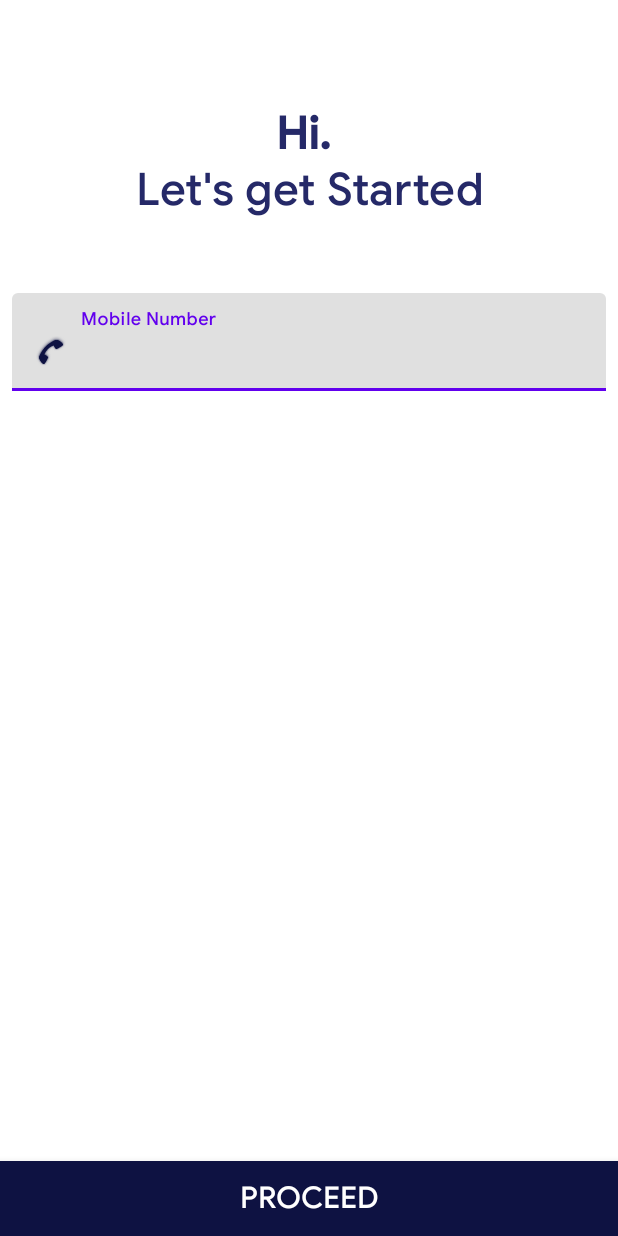
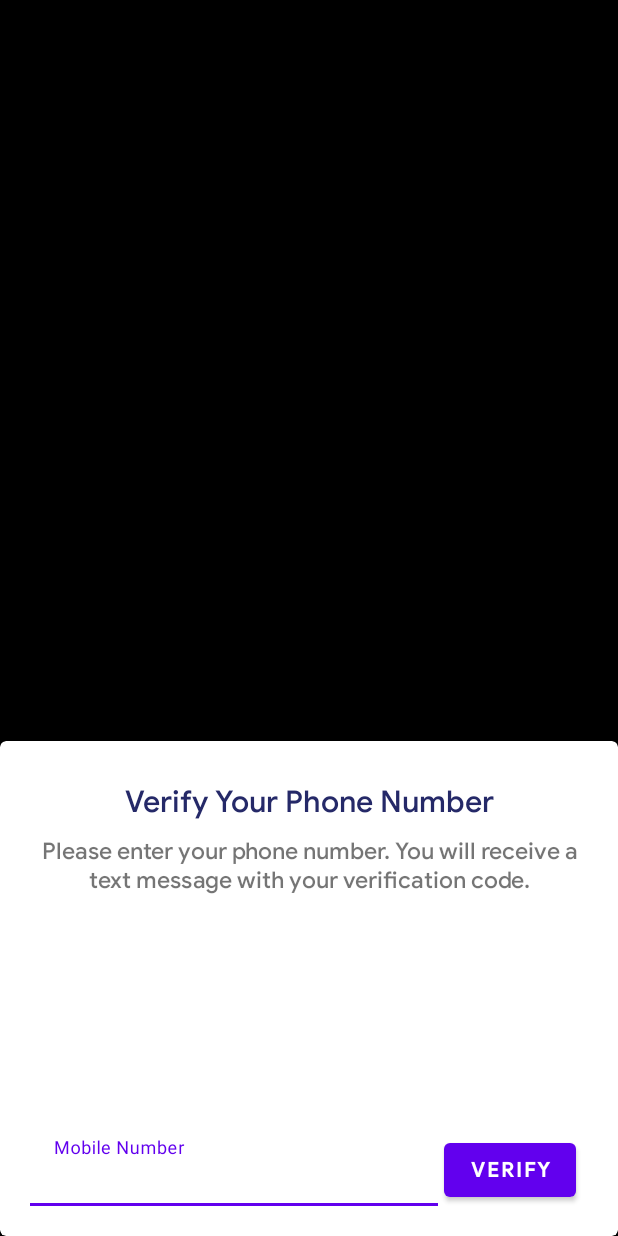
Before and after one commit to JimeshSolanki/BuyBack, an Android app: the LoginActivity screen opened directly, with no data from a screen before it, on a phone screen of 412 x 824 dp. Run offline under Robolectric (Android 15) with nearby library versions, the phone set to English and light mode, and no system bars.

```diff
--- a/app/build.gradle
+++ b/app/build.gradle
@@ -15,6 +15,10 @@ android {
             minifyEnabled false
             proguardFiles getDefaultProguardFile('proguard-android.txt'), 'proguard-rules.pro'
         }
+    }
+
+    dataBinding{
+        enabled = true
     }
 }
 
@@ -37,8 +41,5 @@ dependencies {
     // Glide Library
     implementation 'com.github.bumptech.glide:glide:4.8.0'
 
-    implementation "android.arch.navigation:navigation-fragment:1.0.0-rc01"
-    implementation "android.arch.navigation:navigation-ui:1.0.0-rc01"
-
     annotationProcessor 'com.github.bumptech.glide:compiler:4.8.0'
 }
--- a/app/src/main/java/com/campbuyback/buyback/activity/SplashScreen.java
+++ b/app/src/main/java/com/campbuyback/buyback/activity/SplashScreen.java
@@ -1,12 +1,12 @@
 package com.campbuyback.buyback.activity;
 
+import android.content.Intent;
 import android.os.Bundle;
 import android.view.View;
 import android.widget.TextView;
 
 import com.campbuyback.buyback.R;
 import com.campbuyback.buyback.common.BaseActivity;
-import com.campbuyback.buyback.util.AppConstant;
 
 public class SplashScreen extends BaseActivity {
 
@@ -22,12 +22,12 @@ public class SplashScreen extends BaseActivity {
         tv_copyright.setOnClickListener(new View.OnClickListener() {
             @Override
             public void onClick(View v) {
-//                startActivity(new Intent(SplashScreen.this, MainActivity.class));
+                startActivity(new Intent(SplashScreen.this, LoginActivity.class));
 
-                setToast(AppConstant.TOAST_SUCCESS, "This is Success Message", true);
-                setToast(AppConstant.TOAST_INFO, "This is Information Message", true);
-                setToast(AppConstant.TOAST_WARNING, "This is Warning Message", true);
-                setToast(AppConstant.TOAST_ERROR, "This is Error Message", true);
+//                setToast(AppConstant.TOAST_SUCCESS, "This is Success Message", true);
+//                setToast(AppConstant.TOAST_INFO, "This is Information Message", true);
+//                setToast(AppConstant.TOAST_WARNING, "This is Warning Message", true);
+//                setToast(AppConstant.TOAST_ERROR, "This is Error Message", true);
             }
         });
     }
--- a/app/src/main/res/layout/activity_login.xml
+++ b/app/src/main/res/layout/activity_login.xml
@@ -4,69 +4,101 @@
     xmlns:tools="http://schemas.android.com/tools"
     android:layout_width="match_parent"
     android:layout_height="match_parent"
-    android:background="@android:color/white"
+    android:background="@android:color/background_dark"
     tools:context=".activity.LoginActivity">
 
-    <TextView
-        android:id="@+id/tv_login_header"
-        style="@style/TextViewStyle"
+    <LinearLayout
+        android:layout_width="match_parent"
+        android:layout_height="match_parent"
+        android:orientation="vertical"
+        app:layout_constraintBottom_toBottomOf="parent"
+        app:layout_constraintEnd_toEndOf="parent"
+        app:layout_constraintStart_toStartOf="parent"
+        app:layout_constraintTop_toTopOf="parent">
+
+        <ImageView
+            android:layout_width="match_parent"
+            android:layout_height="0dp"
+            android:layout_weight="0.6"
+            android:contentDescription="@string/app_name"
+            android:scaleType="fitXY" />
+
+        <com.google.android.material.card.MaterialCardView
+            android:layout_width="match_parent"
+            android:layout_height="0dp"
+            android:layout_weight="0.4"
+            app:cardElevation="@dimen/_20dp">
+
+            <androidx.constraintlayout.widget.ConstraintLayout
+                android:layout_width="match_parent"
+                android:layout_height="match_parent"
+                android:padding="@dimen/_20dp">
+
+                <androidx.appcompat.widget.AppCompatTextView
+                    android:id="@+id/tv_title_phone_number"
+                    style="@style/TextInputEditTextStyle"
+                    android:layout_width="match_parent"
+                    android:layout_height="25dp"
+                    android:layout_marginTop="8dp"
+                    android:gravity="center"
+                    android:text="Verify Your Phone Number"
+                    android:textSize="@dimen/_20sp"
+                    app:layout_constraintEnd_toEndOf="parent"
+                    app:layout_constraintStart_toStartOf="parent"
+                    app:layout_constraintTop_toTopOf="parent"
+                    tools:ignore="HardcodedText" />
+
+                <androidx.appcompat.widget.AppCompatTextView
+                    android:id="@+id/tv_info_phone_number"
                     android:layout_width="match_parent"
                     android:layout_height="wrap_content"
-        android:layout_marginStart="8dp"
-        android:layout_marginTop="@dimen/_70dp"
-        android:layout_marginEnd="8dp"
-        android:layout_marginBottom="@dimen/_50dp"
-        android:text="@string/tv_login_header"
-        android:textSize="@dimen/_30sp"
-        app:layout_constraintBottom_toTopOf="@id/tnl_login_mobile_number"
+                    android:layout_marginTop="@dimen/_10dp"
+                    android:fontFamily="@font/googlesans_medium"
+                    android:gravity="center"
+                    android:text="Please enter your phone number. You will receive a text message with your verification code."
+                    android:textSize="@dimen/_15sp"
                     app:layout_constraintEnd_toEndOf="parent"
                     app:layout_constraintStart_toStartOf="parent"
-        app:layout_constraintTop_toTopOf="parent" />
+                    app:layout_constraintTop_toBottomOf="@id/tv_title_phone_number"
+                    tools:ignore="HardcodedText" />
 
                 <com.google.android.material.textfield.TextInputLayout
-        android:id="@+id/tnl_login_mobile_number"
-        android:layout_width="match_parent"
+                    android:id="@+id/tnl_phone_number"
+                    android:layout_width="0dp"
                     android:layout_height="wrap_content"
-        android:layout_marginStart="@dimen/_8dp"
-        android:layout_marginTop="@dimen/_50dp"
-        android:layout_marginEnd="@dimen/_8dp"
-        android:layout_marginBottom="@dimen/_50dp"
-        android:theme="@style/TextInputEditTextStyle"
-        app:layout_constraintEnd_toEndOf="parent"
-        app:layout_constraintStart_toStartOf="parent"
-        app:layout_constraintTop_toBottomOf="@id/tv_login_header">
+                    app:boxBackgroundColor="@android:color/white"
+                    app:layout_constraintBottom_toBottomOf="parent"
+                    app:layout_constraintEnd_toStartOf="@id/btn_phone_number"
+                    app:layout_constraintStart_toStartOf="parent">
 
                     <com.google.android.material.textfield.TextInputEditText
                         android:layout_width="match_parent"
-            android:layout_height="wrap_content"
-            android:drawableStart="@android:drawable/stat_sys_phone_call"
-            android:drawablePadding="@dimen/_10dp"
-            android:drawableTint="@color/colorPrimaryDark"
-            android:hint="@string/mobile_number"
+                        android:layout_height="match_parent"
+                        android:hint="Mobile Number"
                         android:inputType="numberSigned"
-            android:maxLength="10"
-            android:paddingStart="@dimen/_10dp"
-            android:paddingEnd="@dimen/_10dp"
-            android:textSize="25sp"
-            tools:ignore="RtlSymmetry"
-            tools:targetApi="m" />
+                        android:maxLength="12"
+                        tools:ignore="HardcodedText" />
 
                 </com.google.android.material.textfield.TextInputLayout>
 
-    <TextView
-        android:id="@+id/tv_login_submit"
-        style="@style/TextViewStyle"
-        android:layout_width="match_parent"
-        android:layout_height="@dimen/_50dp"
-        android:layout_margin="0dp"
-        android:background="@color/colorPrimaryDark"
-        android:elevation="@dimen/_8dp"
-        android:gravity="center_horizontal|center_vertical"
-        android:text="@string/proceed"
-        android:textColor="@android:color/white"
-        android:textSize="@dimen/_20sp"
+                <com.google.android.material.button.MaterialButton
+                    android:id="@+id/btn_phone_number"
+                    style="@style/Widget.MaterialComponents.Button"
+                    android:layout_width="wrap_content"
+                    android:layout_height="wrap_content"
+                    android:layout_marginStart="@dimen/_4dp"
+                    android:layout_marginEnd="8dp"
+                    android:fontFamily="@font/googlesans_bold"
+                    android:text="VERIFY"
                     app:layout_constraintBottom_toBottomOf="parent"
                     app:layout_constraintEnd_toEndOf="parent"
-        app:layout_constraintStart_toStartOf="parent" />
+                    app:layout_constraintStart_toEndOf="@id/tnl_phone_number"
+                    tools:ignore="HardcodedText" />
 
             </androidx.constraintlayout.widget.ConstraintLayout>
+
+        </com.google.android.material.card.MaterialCardView>
+
+    </LinearLayout>
+
+</androidx.constraintlayout.widget.ConstraintLayout>
--- a/app/src/main/res/layout/custom_toast.xml
+++ b/app/src/main/res/layout/custom_toast.xml
@@ -39,6 +39,7 @@
                 android:layout_marginStart="@dimen/_4dp"
                 android:layout_marginEnd="@dimen/_20dp"
                 android:ellipsize="end"
+                android:fontFamily="@font/googlesans_medium"
                 android:gravity="center_vertical"
                 android:maxLines="1"
                 android:padding="@dimen/_4dp"
```
Lines whose indentation alone changed are shown as unchanged.
